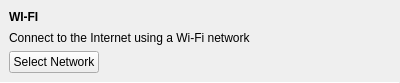
Before: the Qt Designer form plugins/NetworkPlugin/onboarding/wirelessonboardingsetup.ui in theCheeseboard/thedesk, drawn with Qt 5.
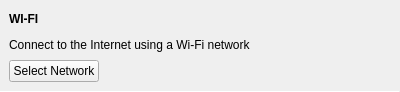
After: the same form once the commit is applied. Icons and pictures are not drawn. Custom widgets are drawn as their Qt base class.

The edit to the form file:
```diff
--- a/plugins/NetworkPlugin/onboarding/wirelessonboardingsetup.ui
+++ b/plugins/NetworkPlugin/onboarding/wirelessonboardingsetup.ui
@@ -7,7 +7,7 @@
     <x>0</x>
     <y>0</y>
     <width>400</width>
-    <height>83</height>
+    <height>92</height>
    </rect>
   </property>
   <property name="windowTitle">
```
Left out of the diff: 5 changed lines with no effect on the pictures.
